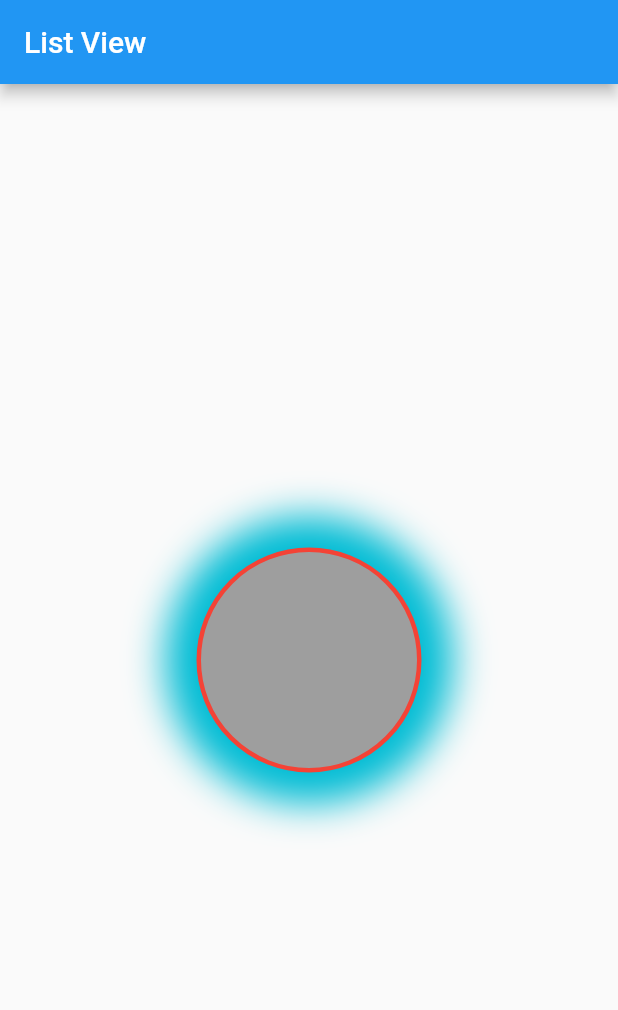
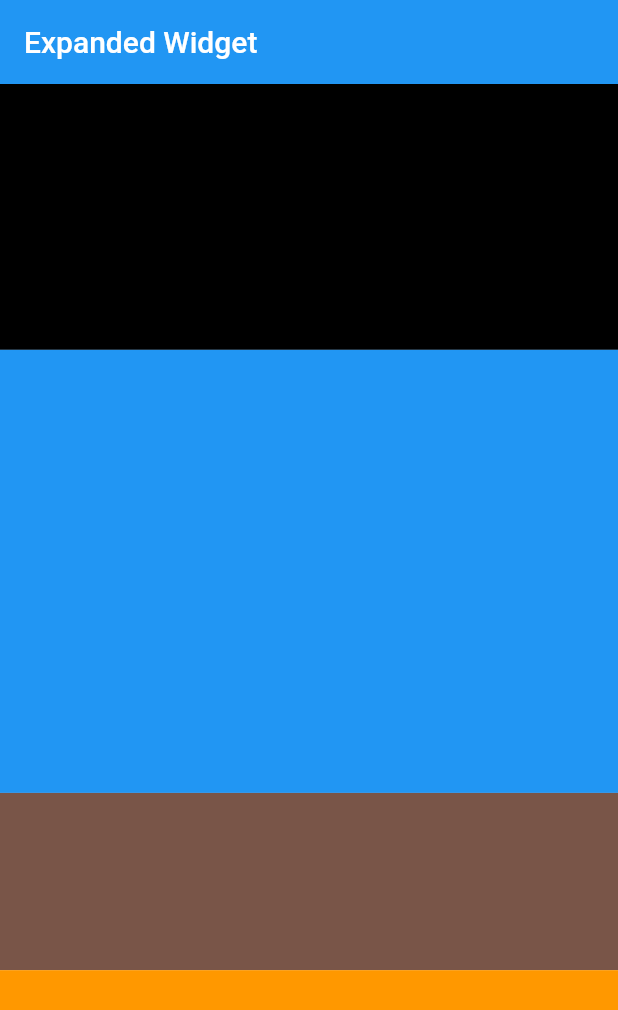
Before and after one commit to yasin9064/flutter_application_1, a Flutter app: the screen it shows after launch, on a phone screen of 412 x 824 dp. Shown: the top 1010 px of the screen. Run offline on Flutter 3.47's test engine with Material 2 defaults, Android fonts, the phone set to English and light mode, and no system bars.

Commit message:
Learn about Expanded Widget.

```diff
--- a/lib/HomeScreen.dart
+++ b/lib/HomeScreen.dart
@@ -10,34 +10,41 @@ class HomeScreen extends StatelessWidget {
 
     return Scaffold(
         appBar: AppBar(
-          title: Text("List View"),
+          title: Text("Expanded Widget"),
         ),
-        body: Container(
-          width: double.infinity,
-          height: double.infinity,
-           child: Center(
-             child: Container(
-             width: 150,
-             height: 150,
-             decoration: BoxDecoration(
-              color: Colors.grey,
-              // borderRadius: BorderRadius.circular(24),
-              border: Border.all(
-                width: 3,
-                color: Colors.red,
-              ),
-              boxShadow: [
-                BoxShadow(
-                  blurRadius: 21,
-                  color: Colors.cyan,
-                  spreadRadius: 21
-                )
-              ],
-              shape: BoxShape.circle
-        ),
-       ),
+        body: Column(
+          children: [
+            Expanded(
+              flex: 3,
+              child: Container(
+                height: 100,
+                color: Colors.black,
+              )
+            ),
+            Expanded(
+              flex: 5,
+              child: Container(
+                height: 100,
+                color: Colors.blue,
+              )
+            ),
+            Expanded(
+              flex:2,
+              child: Container(
+                height: 100,
+                color: Colors.brown,
+              )
+            ),
+            Expanded(
+              flex: 3,
+              child: Container(
+                height: 100,
+                color: Colors.orange
+              )
+            ),
+
+          ],
       )
-     )
     );
   }
 }
```
